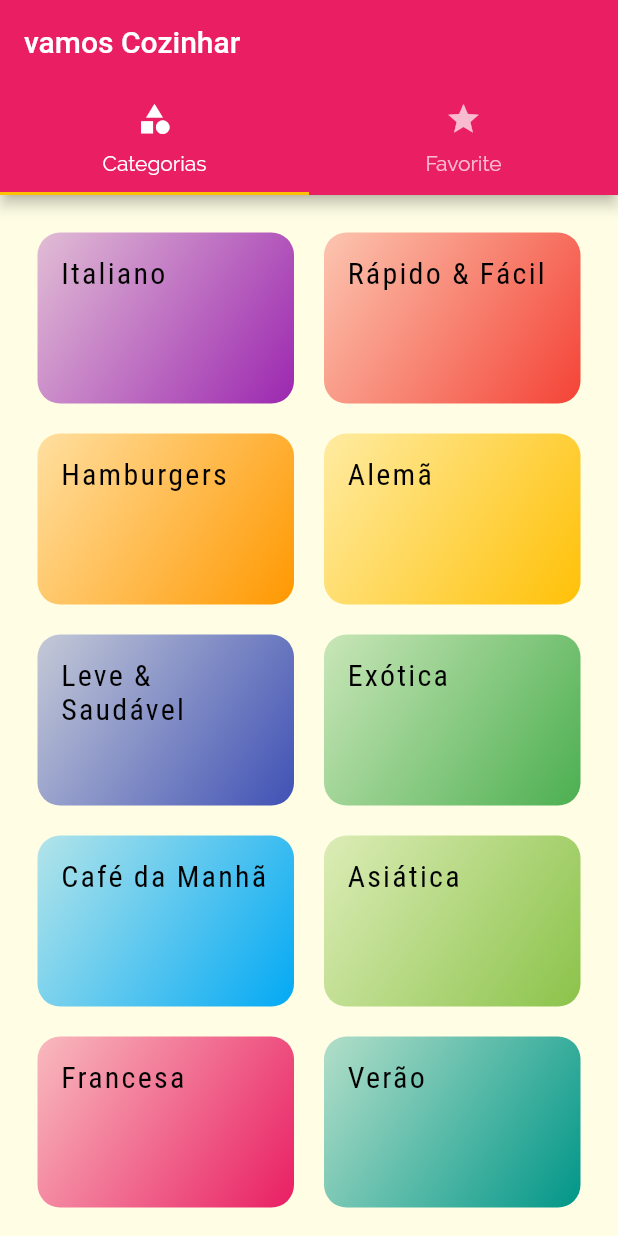
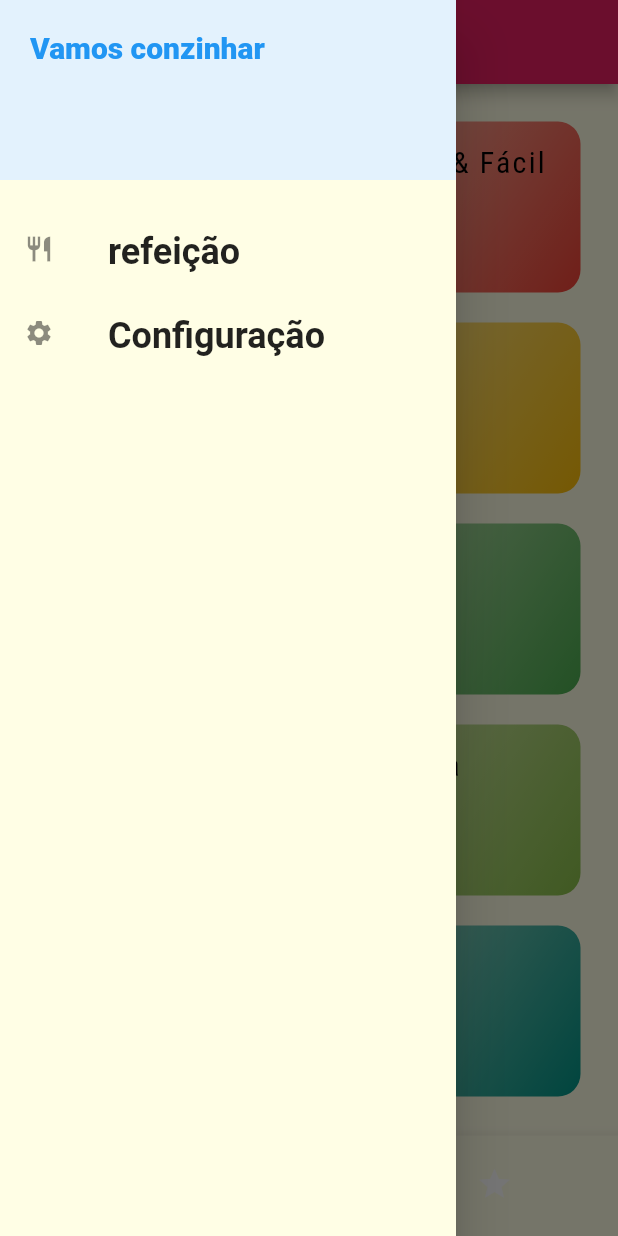
Before and after one commit to PereiraSantos/curso_flutter, a Flutter app: the screen it shows after launch, with the side drawer open (before the commit the screen has no drawer), on a phone screen of 412 x 824 dp. Run offline on Flutter 3.47's test engine with Material 2 defaults, Android fonts, the phone set to English and light mode, and no system bars.

Commit message:
adicionado drawer

```diff
--- /dev/null
+++ b/meals/lib/components/main_drawer.dart
@@ -0,0 +1,38 @@
+import 'package:flutter/material.dart';
+import 'package:meals/utils/app_routes.dart';
+
+class MainDrawer extends StatelessWidget {
+  const MainDrawer({ Key? key }) : super(key: key);
+
+  Widget _createItem(IconData icon, String label, Function onTap){
+  return ListTile(
+      leading: Icon(icon, size: 20),
+      title: Text(label, style:
+      const TextStyle(
+        fontSize: 24,
+        fontWeight: FontWeight.bold,
+        ),),
+    );
+  }
+
+  @override
+  Widget build(BuildContext context) {
+    return Drawer(
+      child: Column(
+        children: [
+          Container(
+            height: 120,
+            width: double.infinity,
+            padding: const EdgeInsets.all(20),
+            color: Theme.of(context).secondaryHeaderColor,
+            child: Text("Vamos conzinhar",
+            style: TextStyle(fontSize: 20, fontWeight: FontWeight.w900, color: Theme.of(context).primaryColor)),
+          ),
+          const Padding(padding: EdgeInsets.only(top: 20)),
+          _createItem(Icons.restaurant, "refeição", ()=> Navigator.of(context).pushReplacementNamed(AppRoutes.HOME)),
+          _createItem(Icons.settings, "Configuração", ()=> Navigator.of(context).pushReplacementNamed(AppRoutes.SETTINGS))
+        ],
+      ),
+    );
+  }
+}
--- a/meals/lib/components/meal_item.dart
+++ b/meals/lib/components/meal_item.dart
@@ -11,7 +11,7 @@ class MealItem extends StatelessWidget {
   void _selectMeal(BuildContext context){
    Navigator.of(context).pushNamed(
     AppRoutes.MEALS_DETAIL,
-    arguments: meal);
+    arguments: meal).then((value) => print(value));
   }
 
   @override
--- a/meals/lib/main.dart
+++ b/meals/lib/main.dart
@@ -2,6 +2,7 @@ import 'package:flutter/material.dart';
 import 'package:meals/screens/category_meals_screen.dart';
 import 'package:meals/screens/category_screens.dart';
 import 'package:meals/screens/meal_detail_screen.dart';
+import 'package:meals/screens/setting_acreen.dart';
 import 'package:meals/screens/tabs_scren.dart';
 import 'package:meals/utils/app_routes.dart';
 
@@ -30,7 +31,8 @@ class MyApp extends StatelessWidget {
       routes: {
         AppRoutes.HOME: (ctx) => const TabScreen(),
         AppRoutes.CATEGORIRY_MEALS: (ctx) => const CategoryMealsScreen(),
-        AppRoutes.MEALS_DETAIL: (ctx) => const MealDetailScreen()
+        AppRoutes.MEALS_DETAIL: (ctx) => const MealDetailScreen(),
+        AppRoutes.SETTINGS: (ctx) => const SettingsScreen()
       },
     );
   }
--- a/meals/lib/screens/meal_detail_screen.dart
+++ b/meals/lib/screens/meal_detail_screen.dart
@@ -81,7 +81,14 @@ class MealDetailScreen extends StatelessWidget {
               ),
           ],
         ),
-      )
+      ),
+
+      floatingActionButton: FloatingActionButton(
+        child: const Icon(Icons.star),
+        onPressed: (){
+          Navigator.of(context).pop(meal);
+        },
+      ),
     );
   }
 }
--- /dev/null
+++ b/meals/lib/screens/setting_acreen.dart
@@ -0,0 +1,15 @@
+import 'package:flutter/material.dart';
+import 'package:meals/components/main_drawer.dart';
+
+class SettingsScreen extends StatelessWidget {
+  const SettingsScreen({ Key? key }) : super(key: key);
+
+  @override
+  Widget build(BuildContext context) {
+    return Scaffold(
+      drawer: MainDrawer(),
+      appBar: AppBar(title: Text("Configuração"),),
+      body: Center(),
+    );
+  }
+}
--- a/meals/lib/screens/tabs_scren.dart
+++ b/meals/lib/screens/tabs_scren.dart
@@ -1,38 +1,58 @@
 import 'package:flutter/material.dart';
+import 'package:meals/components/main_drawer.dart';
 import 'package:meals/screens/category_screens.dart';
 import 'package:meals/screens/favorite_screen.dart';
 
-class TabScreen extends StatelessWidget {
+class TabScreen extends StatefulWidget {
   const TabScreen({ Key? key }) : super(key: key);
 
   @override
+  State<TabScreen> createState() => _TabScreenState();
+}
+
+class _TabScreenState extends State<TabScreen> {
+
+int _selectededScreebIndex = 0;
+
+final List<Widget> _screens = const [
+  CategoryScreen(),
+  FavoriteScreen()
+];
+
+_selectScreen(int index){
+  setState(() {
+    _selectededScreebIndex = index;
+  });
+}
+
+  @override
   Widget build(BuildContext context) {
-    return DefaultTabController(
-      length: 2,
-      child: Scaffold(
-        appBar: AppBar(
-          title: const Text("vamos Cozinhar"),
-          bottom: const  TabBar(
-            tabs: [
-              Tab(
-                icon: Icon(Icons.category),
-                text: 'Categorias',
-              ),
-              Tab(
-                icon: Icon(Icons.star),
-                text: 'Favorite',
-              ),
-            ],
+    return Scaffold(
+      appBar: AppBar(
+        title: const Text("vamos Cozinhar"),
+
+      ),
+      body: _screens[_selectededScreebIndex],
+      drawer: const MainDrawer(),
+      bottomNavigationBar: BottomNavigationBar(
+        backgroundColor: Theme.of(context).primaryColor,
+        onTap: _selectScreen,
+      unselectedItemColor: Colors.white,
+      selectedItemColor: Colors.yellow,
+      selectedFontSize: 20,
+      currentIndex: _selectededScreebIndex,
+      type: BottomNavigationBarType.shifting,
+        items: const [
+          BottomNavigationBarItem(
+            icon: Icon(Icons.category),
+            label: "Categorias"
           ),
-        ),
-        body: const TabBarView(
-          children: [
-            CategoryScreen(),
-            FavoriteScreen(),
-          ],
-          ),
+          BottomNavigationBarItem(
+            icon: Icon(Icons.star),
+            label: "Favoritos"
+            )
+      ],
       ),
-
     );
   }
 }
--- a/meals/lib/utils/app_routes.dart
+++ b/meals/lib/utils/app_routes.dart
@@ -6,6 +6,9 @@ class AppRoutes{
   // ignore: constant_identifier_names
   static const CATEGORIRY_MEALS = '/category-meals';
 
-    // ignore: constant_identifier_names
+  // ignore: constant_identifier_names
   static const MEALS_DETAIL = '/meal-datail';
+
+   // ignore: constant_identifier_names
+  static const SETTINGS = '/setting';
 }
```
